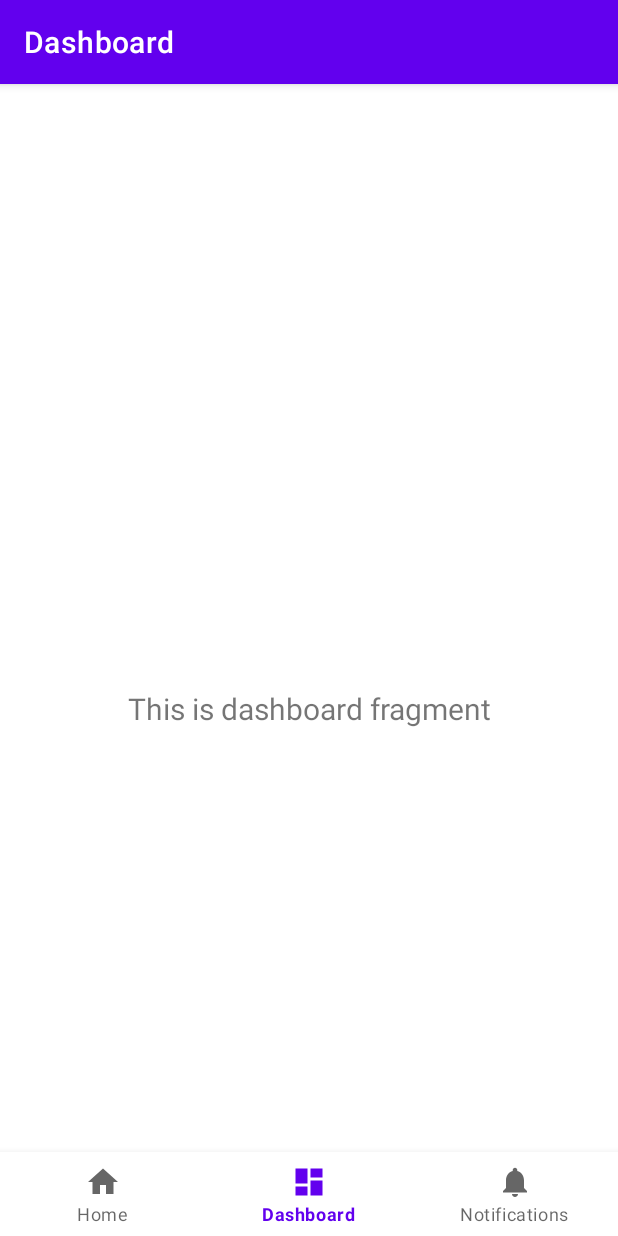
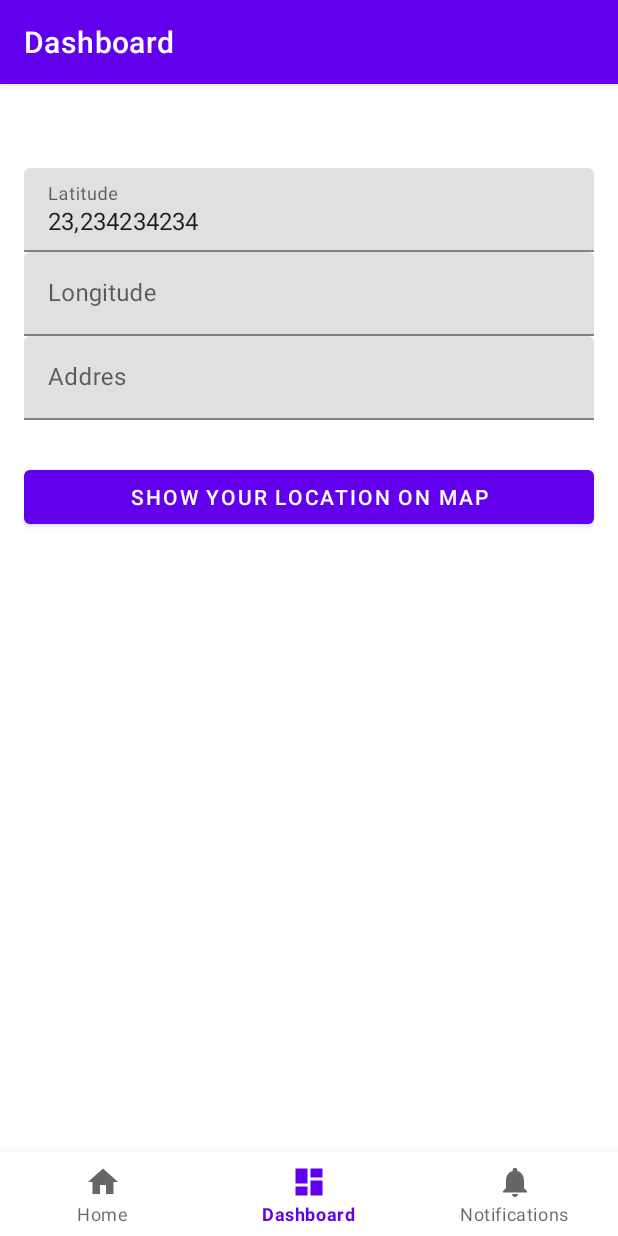
Before and after one commit to juhodufva/Androidohjelmointi, an Android app: the DashboardFragment screen opened through its navigation route, on a phone screen of 412 x 824 dp. Run offline under Robolectric (Android 15) with nearby library versions, the phone set to English and light mode, and no system bars; our stand-ins replace navigation-ui.

Commit message:
2.luento

```diff
--- a/app/build.gradle
+++ b/app/build.gradle
@@ -34,7 +34,7 @@ android {
 dependencies {
 
     implementation 'androidx.appcompat:appcompat:1.4.1'
-    implementation 'com.google.android.material:material:1.5.0'
+    implementation 'com.google.android.material:material:1.8.0'
     implementation 'androidx.constraintlayout:constraintlayout:2.1.3'
     implementation 'androidx.lifecycle:lifecycle-livedata-ktx:2.4.1'
     implementation 'androidx.lifecycle:lifecycle-viewmodel-ktx:2.4.1'
--- a/app/src/main/AndroidManifest.xml
+++ b/app/src/main/AndroidManifest.xml
@@ -1,6 +1,9 @@
 <?xml version="1.0" encoding="utf-8"?>
 <manifest xmlns:android="http://schemas.android.com/apk/res/android"
     xmlns:tools="http://schemas.android.com/tools">
+
+    <uses-permission android:name="android.permission.ACCESS_FINE_LOCATION" />
+    <uses-permission android:name="android.permission.ACCESS_COARSE_LOCATION" />
 
     <application
         android:allowBackup="true"
--- a/app/src/main/java/com/example/androidohjelmointi/MainActivity.java
+++ b/app/src/main/java/com/example/androidohjelmointi/MainActivity.java
@@ -15,6 +15,7 @@ public class MainActivity extends AppCompatActivity {
     private Button testBtn;
     private TextView helloText;
     private Button playBtn;
+
 
     @Override
     protected void onCreate(Bundle savedInstanceState) {
--- a/app/src/main/java/com/example/androidohjelmointi/ui/dashboard/DashboardFragment.java
+++ b/app/src/main/java/com/example/androidohjelmointi/ui/dashboard/DashboardFragment.java
@@ -1,20 +1,36 @@
 package com.example.androidohjelmointi.ui.dashboard;
 
+import android.Manifest;
+import android.content.pm.PackageManager;
+import android.location.Location;
+import android.location.LocationListener;
+import android.location.LocationManager;
 import android.os.Bundle;
 import android.view.LayoutInflater;
 import android.view.View;
 import android.view.ViewGroup;
-import android.widget.TextView;
+import android.content.Context;
 
 import androidx.annotation.NonNull;
+import androidx.core.app.ActivityCompat;
 import androidx.fragment.app.Fragment;
 import androidx.lifecycle.ViewModelProvider;
 
+import com.example.androidohjelmointi.R;
 import com.example.androidohjelmointi.databinding.FragmentDashboardBinding;
+import com.google.android.material.textfield.TextInputEditText;
+import com.google.android.material.textfield.TextInputLayout;
 
 public class DashboardFragment extends Fragment {
 
     private FragmentDashboardBinding binding;
+    TextInputLayout latitude;
+    TextInputEditText latitudeField;
+    TextInputLayout Longitude;
+    TextInputEditText longitudeField;
+    LocationManager locationManager;
+    LocationListener locationListener;
+
 
     public View onCreateView(@NonNull LayoutInflater inflater,
                              ViewGroup container, Bundle savedInstanceState) {
@@ -24,9 +40,53 @@ public class DashboardFragment extends Fragment {
         binding = FragmentDashboardBinding.inflate(inflater, container, false);
         View root = binding.getRoot();
 
-        final TextView textView = binding.textDashboard;
-        dashboardViewModel.getText().observe(getViewLifecycleOwner(), textView::setText);
+        locationManager = (LocationManager) getActivity().getSystemService(Context.LOCATION_SERVICE);
+        locationListener = new LocationListener() {
+            public void onLocationChanged(Location location) {
+
+                double latValue = location.getLatitude();
+                //convert double to string java
+            }
+
+            @Override
+            public void onStatusChanged(String provider, int status, Bundle extras) {
+            }
+
+            public void onProvideEnabled(String provider) {
+            }
+
+            public void onProviderDisabled(String provider) {
+            }
+
+        };
+        if (ActivityCompat.checkSelfPermission(getContext(), Manifest.permission.ACCESS_FINE_LOCATION) != PackageManager.PERMISSION_GRANTED
+                &&
+                ActivityCompat.checkSelfPermission(getContext(), Manifest.permission.ACCESS_COARSE_LOCATION) != PackageManager.PERMISSION_GRANTED) {
+            // TODO: Consider calling
+            //    ActivityCompat#requestPermissions
+            // here to request the missing permissions, and then overriding
+            //   public void onRequestPermissionsResult(int requestCode, String[] permissions,
+            //                                          int[] grantResults)
+            // to handle the case where the user grants the permission. See the documentation
+            // for ActivityCompat#requestPermissions for more details.
+            return root;
+        }
+        locationManager.requestLocationUpdates(LocationManager.NETWORK_PROVIDER, 20000, 0, locationListener);
+        //final TextView textView = binding.textDashboard;
+        //dashboardViewModel.getText().observe(getViewLifecycleOwner(), textView::setText);
+
+        //LatitudeField = binding.textFieldLatitudeField;
+        latitudeField = root.findViewById(R.id.textFieldLatitudeField);
+        latitudeField.setText("23,234234234");
+        longitudeField = root.findViewById(R.id.textFieldLongitudeField);
+        latitudeField.setText("23,234234234");
+
+
+
         return root;
+    }
+    public void onResume() {
+        super.onResume();
     }
 
     @Override
--- a/app/src/main/res/layout/fragment_dashboard.xml
+++ b/app/src/main/res/layout/fragment_dashboard.xml
@@ -1,22 +1,66 @@
 <?xml version="1.0" encoding="utf-8"?>
-<androidx.constraintlayout.widget.ConstraintLayout xmlns:android="http://schemas.android.com/apk/res/android"
-    xmlns:app="http://schemas.android.com/apk/res-auto"
-    xmlns:tools="http://schemas.android.com/tools"
+<LinearLayout xmlns:android="http://schemas.android.com/apk/res/android"
     android:layout_width="match_parent"
     android:layout_height="match_parent"
-    tools:context=".ui.dashboard.DashboardFragment">
+    android:paddingLeft="16dp"
+    android:paddingRight="16dp"
+    android:orientation="vertical" >
+
+
+    <com.google.android.material.textfield.TextInputLayout
+        android:id="@+id/textFieldLatitude"
+        android:layout_width="match_parent"
+        android:layout_height="wrap_content"
+        android:hint="@string/Latitude">
+
+        <com.google.android.material.textfield.TextInputEditText
+            android:layout_width="match_parent"
+            android:layout_height="wrap_content"
+            android:id="@+id/textFieldLatitudeField"
+            />
+</com.google.android.material.textfield.TextInputLayout>
+
+    <com.google.android.material.textfield.TextInputLayout
+        android:id="@+id/textFieldLongitude"
+        android:layout_width="match_parent"
+        android:layout_height="wrap_content"
+        android:hint="@string/Longitude">
+
+
+        <com.google.android.material.textfield.TextInputEditText
+            android:layout_width="match_parent"
+            android:layout_height="wrap_content"
+            android:id="@+id/textFieldLongitudeField"            />
+
+    </com.google.android.material.textfield.TextInputLayout>
+    <com.google.android.material.textfield.TextInputLayout
+        android:id="@+id/textFieldAddress"
+        android:layout_width="match_parent"
+        android:layout_height="wrap_content"
+        android:hint="@string/Address">
+
+
+        <com.google.android.material.textfield.TextInputEditText
+            android:layout_width="match_parent"
+            android:layout_height="wrap_content"
+            android:id="@+id/textFieldLongitudeAddres"            />
+
+    </com.google.android.material.textfield.TextInputLayout>
 
     <TextView
         android:id="@+id/text_dashboard"
         android:layout_width="match_parent"
         android:layout_height="wrap_content"
         android:layout_marginStart="8dp"
-        android:layout_marginTop="8dp"
         android:layout_marginEnd="8dp"
         android:textAlignment="center"
         android:textSize="20sp"
-        app:layout_constraintBottom_toBottomOf="parent"
-        app:layout_constraintEnd_toEndOf="parent"
-        app:layout_constraintStart_toStartOf="parent"
-        app:layout_constraintTop_toTopOf="parent" />
-</androidx.constraintlayout.widget.ConstraintLayout>
+        />
+
+    <Button
+        android:id="@+id/buttonLocation"
+        android:layout_width="match_parent"
+        android:layout_height="wrap_content"
+        android:text="@string/buttonLocation" />
+
+</LinearLayout>
--- a/app/src/main/res/menu/bottom_nav_menu.xml
+++ b/app/src/main/res/menu/bottom_nav_menu.xml
@@ -9,7 +9,7 @@
     <item
         android:id="@+id/navigation_dashboard"
         android:icon="@drawable/ic_dashboard_black_24dp"
-        android:title="@string/title_dashboard" />
+        android:title="@string/title_location" />
 
     <item
         android:id="@+id/navigation_notifications"
--- a/app/src/main/res/navigation/mobile_navigation.xml
+++ b/app/src/main/res/navigation/mobile_navigation.xml
@@ -14,7 +14,7 @@
     <fragment
         android:id="@+id/navigation_dashboard"
         android:name="com.example.androidohjelmointi.ui.dashboard.DashboardFragment"
-        android:label="@string/title_dashboard"
+        android:label="@string/title_location"
         tools:layout="@layout/fragment_dashboard" />
 
     <fragment
--- a/app/src/main/res/values/strings.xml
+++ b/app/src/main/res/values/strings.xml
@@ -6,7 +6,13 @@
     <string name="button_test">Button</string>
     <string name="title_activity_main2">MainActivity2</string>
     <string name="title_home">Home</string>
-    <string name="title_dashboard">Dashboard</string>
+    <string name="title_location">Dashboard</string>
     <string name="title_notifications">Notifications</string>
+    <string name="Latitude">Latitude</string>
+    <string name="Longitude">Longitude</string>
+    <string name="Address">Addres</string>
+    <string name="buttonLocation">Show your location on map</string>
+
+
 
 </resources>
```
Also changed, not shown: 1 other file.
